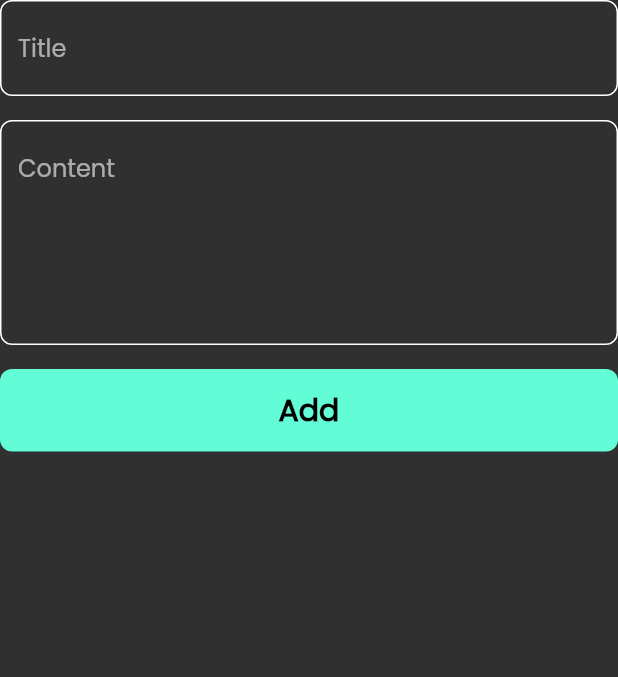
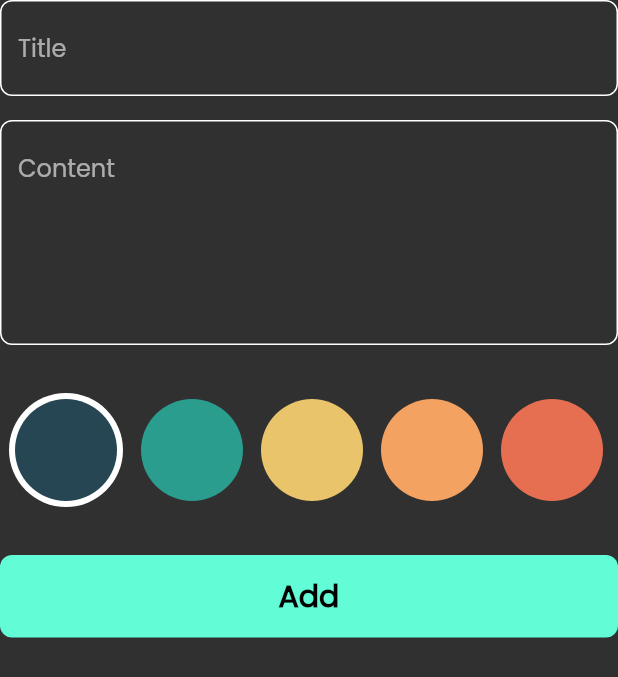
Before and after one commit to sarahaddad/notes_app, a Flutter app: the AddNoteForm widget shown alone on an empty page, opened directly, on a phone screen of 412 x 824 dp. Shown: the top 677 px of the screen. Run offline on Flutter 3.47's test engine with Material 2 defaults, Android fonts, the phone set to English and light mode, and no system bars; our stand-ins replace flutter_bloc, hive, hive_flutter, modal_progress_hud_nsn; accounts and stored records are empty.

Commit message:
adding pick a color to the  bottom sheet

```diff
--- a/lib/views/widgets/add_note_form.dart
+++ b/lib/views/widgets/add_note_form.dart
@@ -6,6 +6,7 @@ import 'package:noteapp/cubits/add_note_cubit/add_note_states.dart';
 import 'package:noteapp/models/note_model.dart';
 import 'package:noteapp/views/widgets/custom_textbutton.dart';
 
+import 'color_items.dart';
 import 'custom_textfield.dart';
 
 class AddNoteForm extends StatefulWidget {
@@ -47,7 +48,11 @@ class _AddNoteFormState extends State<AddNoteForm> {
               maxLine: 5,
             ),
             const SizedBox(
-              height: 16,
+              height: 32,
+            ),
+            const ColorItemsList(),
+            const SizedBox(
+              height: 32,
             ),
             BlocBuilder<AddNoteCubit, AddNotesStates>(
               builder: (BuildContext context, state) {
--- /dev/null
+++ b/lib/views/widgets/color_items.dart
@@ -0,0 +1,69 @@
+import 'package:flutter/material.dart';
+
+class ColorItem extends StatelessWidget {
+  const ColorItem({
+    required this.color,
+    Key? key,
+    required this.isActive,
+  }) : super(key: key);
+  final bool isActive;
+  final Color color;
+  @override
+  Widget build(BuildContext context) {
+    return isActive
+        ? CircleAvatar(
+            backgroundColor: Colors.white,
+            radius: 38,
+            child: CircleAvatar(
+              backgroundColor: color,
+              radius: 34,
+            ))
+        : CircleAvatar(
+            backgroundColor: color,
+            radius: 34,
+          );
+  }
+}
+
+class ColorItemsList extends StatefulWidget {
+  const ColorItemsList({super.key});
+
+  @override
+  State<ColorItemsList> createState() => _ColorItemsListState();
+}
+
+class _ColorItemsListState extends State<ColorItemsList> {
+  int isPicked = 0;
+  List<Color> colorsList = [
+    Color(0xff264653),
+    Color(0xff2a9d8f),
+    Color(0xffe9c46a),
+    Color(0xfff4a261),
+    Color(0xffe76f51),
+  ];
+  @override
+  Widget build(BuildContext context) {
+    return SizedBox(
+      height: 38 * 2,
+      child: ListView.builder(
+        scrollDirection: Axis.horizontal,
+        itemCount: 5,
+        itemBuilder: (BuildContext context, int index) {
+          return Padding(
+            padding: const EdgeInsets.symmetric(horizontal: 6),
+            child: GestureDetector(
+              onTap: (() {
+                isPicked = index;
+                setState(() {});
+              }),
+              child: ColorItem(
+                color: colorsList[index],
+                isActive: isPicked == index,
+              ),
+            ),
+          );
+        },
+      ),
+    );
+  }
+}
```
Also changed, not shown: 1 other file.
